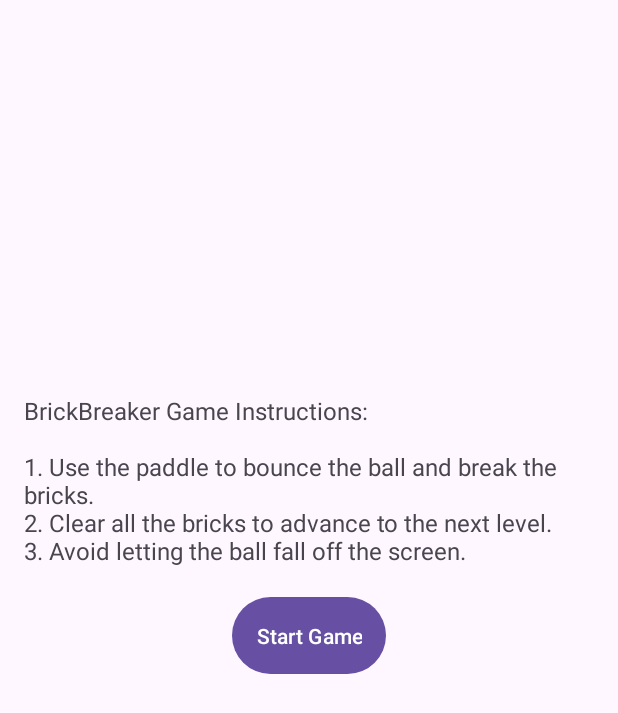
After one commit to ediber/brickbreaker, an Android app: the InstructionsActivity screen opened directly, with no data from a screen before it, on a phone screen of 412 x 824 dp. The commit adds this screen. Shown: the top 713 px of the screen. Run offline under Robolectric (Android 15) with nearby library versions, the phone set to English and light mode, and no system bars.

Commit message:
added InstructionsActivity

```diff
--- a/app/src/main/AndroidManifest.xml
+++ b/app/src/main/AndroidManifest.xml
@@ -12,39 +12,35 @@
         android:supportsRtl="true"
         android:theme="@style/Theme.Brickbreaker04"
         tools:targetApi="31">
-
+        <activity
+            android:name=".activities.InstructionsActivity"
+            android:exported="false" />
         <activity
             android:name=".activities.SignUpActivity"
             android:exported="false" />
-
         <activity
             android:name=".activities.LoginActivity"
             android:exported="true">
             <intent-filter>
                 <action android:name="android.intent.action.MAIN" />
+
                 <category android:name="android.intent.category.LAUNCHER" />
             </intent-filter>
         </activity>
-
         <activity
             android:name=".activities.ViewScoresActivity"
             android:exported="false" />
-
         <activity
             android:name=".activities.AddResultActivity"
             android:exported="false" />
-
         <activity
             android:name=".activities.MainActivity"
-            android:exported="true">
-        </activity>
-
+            android:exported="true"></activity>
         <activity
             android:name=".activities.BaseActivity"
             android:exported="false" />
 
-        <service android:name="MusicService" />
-
+        <service android:name=".MusicService" />
     </application>
 
 </manifest>
--- /dev/null
+++ b/app/src/main/java/com/example/brickbreaker04/activities/InstructionsActivity.java
@@ -0,0 +1,52 @@
+package com.example.brickbreaker04.activities;
+
+import android.content.Intent;
+import android.os.Bundle;
+import android.view.View;
+
+import androidx.activity.EdgeToEdge;
+import androidx.appcompat.app.AppCompatActivity;
+import androidx.core.graphics.Insets;
+import androidx.core.view.ViewCompat;
+import androidx.core.view.WindowInsetsCompat;
+
+import com.example.brickbreaker04.R;
+
+public class InstructionsActivity extends BaseActivity {
+
+    private View startGameButton;
+
+    @Override
+    protected void onCreate(Bundle savedInstanceState) {
+        super.onCreate(savedInstanceState);
+        EdgeToEdge.enable(this);
+        setContentView(R.layout.activity_instructions);
+        ViewCompat.setOnApplyWindowInsetsListener(findViewById(R.id.main), (v, insets) -> {
+            Insets systemBars = insets.getInsets(WindowInsetsCompat.Type.systemBars());
+            v.setPadding(systemBars.left, systemBars.top, systemBars.right, systemBars.bottom);
+            return insets;
+        });
+
+        initializeViews();
+        setListeners();
+    }
+
+    @Override
+    protected void initializeViews() {
+        startGameButton = findViewById(R.id.startGameButton);
+
+    }
+
+    @Override
+    protected void setListeners() {
+        startGameButton.setOnClickListener(new View.OnClickListener() {
+            @Override
+            public void onClick(View view) {
+                Intent intent = new Intent(InstructionsActivity.this, MainActivity.class);
+                intent.addFlags(Intent.FLAG_ACTIVITY_CLEAR_TOP | Intent.FLAG_ACTIVITY_NEW_TASK);
+                startActivity(intent);
+                finish();
+            }
+        });
+    }
+}
--- a/app/src/main/java/com/example/brickbreaker04/activities/LoginActivity.java
+++ b/app/src/main/java/com/example/brickbreaker04/activities/LoginActivity.java
@@ -82,7 +82,7 @@ public class LoginActivity extends BaseActivity {
                             Toast.makeText(LoginActivity.this, "Login successful", Toast.LENGTH_SHORT).show();
 
                              currentUser = user;
-                             Intent intent = new Intent(LoginActivity.this, MainActivity.class);
+                             Intent intent = new Intent(LoginActivity.this, InstructionsActivity.class);
                              startActivity(intent);
                         }
                     } else {
--- /dev/null
+++ b/app/src/main/res/layout/activity_instructions.xml
@@ -0,0 +1,35 @@
+<?xml version="1.0" encoding="utf-8"?>
+<androidx.constraintlayout.widget.ConstraintLayout xmlns:android="http://schemas.android.com/apk/res/android"
+    xmlns:app="http://schemas.android.com/apk/res-auto"
+    xmlns:tools="http://schemas.android.com/tools"
+    android:id="@+id/main"
+    android:layout_width="match_parent"
+    android:layout_height="match_parent"
+    tools:context=".activities.InstructionsActivity">
+
+    <TextView
+        android:id="@+id/instructionsTextView"
+        android:layout_width="0dp"
+        android:layout_height="wrap_content"
+        android:text="BrickBreaker Game Instructions:\n\n1. Use the paddle to bounce the ball and break the bricks.\n2. Clear all the bricks to advance to the next level.\n3. Avoid letting the ball fall off the screen."
+        android:textSize="16sp"
+        android:padding="16dp"
+        app:layout_constraintTop_toTopOf="parent"
+        app:layout_constraintLeft_toLeftOf="parent"
+        app:layout_constraintRight_toRightOf="parent"
+        app:layout_constraintBottom_toTopOf="@id/startGameButton"
+        app:layout_constraintVertical_chainStyle="packed"
+        app:layout_constraintVertical_bias="0.4"/>
+
+    <Button
+        android:id="@+id/startGameButton"
+        android:layout_width="wrap_content"
+        android:layout_height="wrap_content"
+        android:text="Start Game"
+        app:layout_constraintTop_toBottomOf="@id/instructionsTextView"
+        app:layout_constraintLeft_toLeftOf="parent"
+        app:layout_constraintRight_toRightOf="parent"
+        app:layout_constraintBottom_toBottomOf="parent"
+        android:padding="16dp"/>
+
+</androidx.constraintlayout.widget.ConstraintLayout>
```
